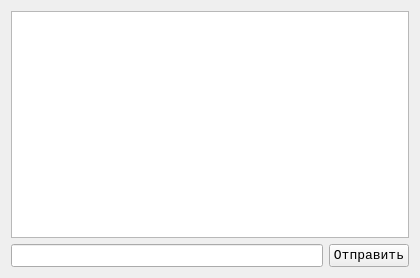
Old version of the form cterminal.ui in the repository vlarry/configurator.
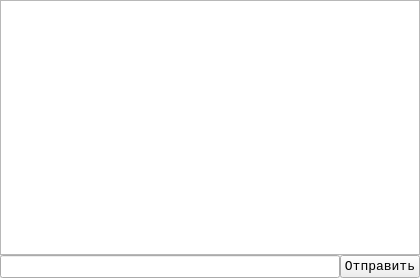
New version of the form. Custom widgets are drawn as their Qt base class.

Patch:
```diff
--- a/cterminal.ui
+++ b/cterminal.ui
@@ -20,6 +20,21 @@
    <string>Form</string>
   </property>
   <layout class="QVBoxLayout" name="verticalLayout">
+   <property name="spacing">
+    <number>0</number>
+   </property>
+   <property name="leftMargin">
+    <number>0</number>
+   </property>
+   <property name="topMargin">
+    <number>0</number>
+   </property>
+   <property name="rightMargin">
+    <number>0</number>
+   </property>
+   <property name="bottomMargin">
+    <number>0</number>
+   </property>
    <item>
     <widget class="CTerminalWindow" name="pteConsole">
      <property name="readOnly">
```
